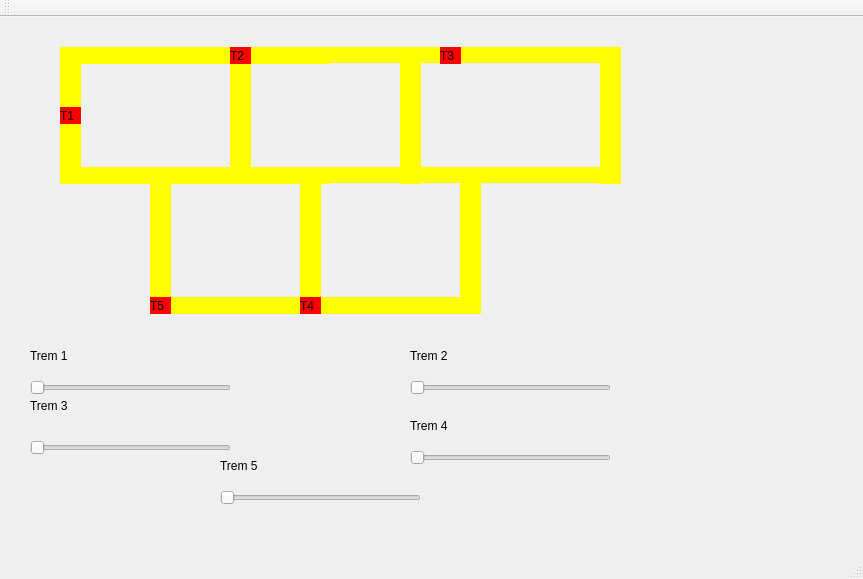
Qt form Código QT5 Ubuntu - Trem/mainwindow.ui (andrefsilveira1/Sistemas-Operacionais-Trens) before a commit.
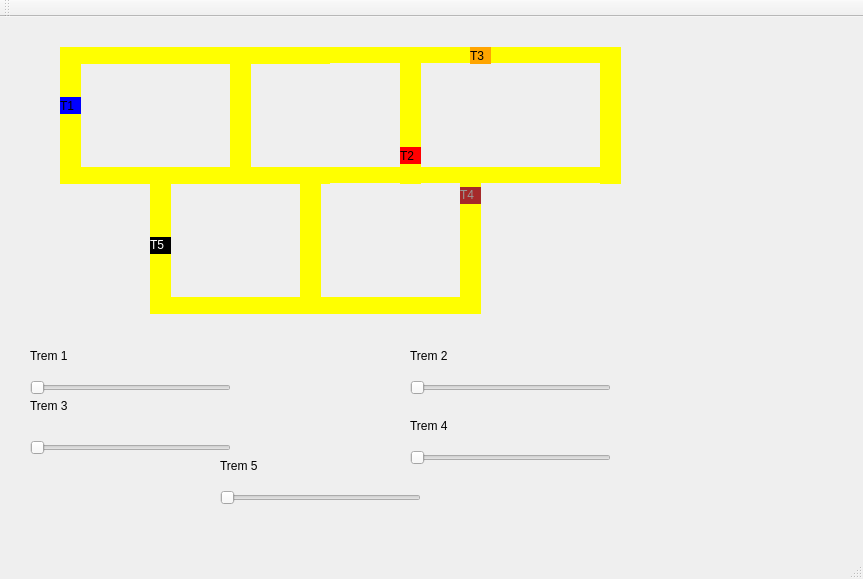
The same form after that commit.

Patch:
```diff
--- a/Código QT5 Ubuntu - Trem/mainwindow.ui
+++ b/Código QT5 Ubuntu - Trem/mainwindow.ui
@@ -18,13 +18,13 @@
     <property name="geometry">
      <rect>
       <x>60</x>
-      <y>90</y>
+      <y>80</y>
       <width>21</width>
       <height>17</height>
      </rect>
     </property>
     <property name="styleSheet">
-     <string notr="true">QLabel { background: red}</string>
+     <string notr="true">QLabel { background: blue}</string>
     </property>
     <property name="text">
      <string>T1</string>
@@ -145,8 +145,8 @@
    <widget class="QLabel" name="label_trem2">
     <property name="geometry">
      <rect>
-      <x>230</x>
-      <y>30</y>
+      <x>400</x>
+      <y>130</y>
       <width>21</width>
       <height>17</height>
      </rect>
@@ -291,14 +291,14 @@
    <widget class="QLabel" name="label_trem3">
     <property name="geometry">
      <rect>
-      <x>440</x>
+      <x>470</x>
       <y>30</y>
       <width>21</width>
       <height>17</height>
      </rect>
     </property>
     <property name="styleSheet">
-     <string notr="true">QLabel { background: red}</string>
+     <string notr="true">QLabel { background: orange}</string>
     </property>
     <property name="text">
      <string>T3</string>
@@ -307,33 +307,33 @@
    <widget class="QLabel" name="label_trem4">
     <property name="geometry">
      <rect>
-      <x>300</x>
-      <y>280</y>
+      <x>460</x>
+      <y>170</y>
       <width>21</width>
       <height>17</height>
      </rect>
     </property>
     <property name="styleSheet">
-     <string notr="true">QLabel { background: red}</string>
+     <string notr="true">QLabel { background: brown}</string>
     </property>
     <property name="text">
-     <string>T4</string>
+     <string>&lt;html&gt;&lt;head/&gt;&lt;body&gt;&lt;p&gt;&lt;span style=&quot; color:#9a9996;&quot;&gt;T4&lt;/span&gt;&lt;/p&gt;&lt;/body&gt;&lt;/html&gt;</string>
     </property>
    </widget>
    <widget class="QLabel" name="label_trem5">
     <property name="geometry">
      <rect>
       <x>150</x>
-      <y>280</y>
+      <y>220</y>
       <width>21</width>
       <height>17</height>
      </rect>
     </property>
     <property name="styleSheet">
-     <string notr="true">QLabel { background: red}</string>
+     <string notr="true">QLabel { background: black}</string>
     </property>
     <property name="text">
-     <string>T5</string>
+     <string>&lt;html&gt;&lt;head/&gt;&lt;body&gt;&lt;p&gt;&lt;span style=&quot; color:#ffffff;&quot;&gt;T5&lt;/span&gt;&lt;/p&gt;&lt;/body&gt;&lt;/html&gt;</string>
     </property>
    </widget>
    <widget class="QLabel" name="label_trilho2_3">
```
